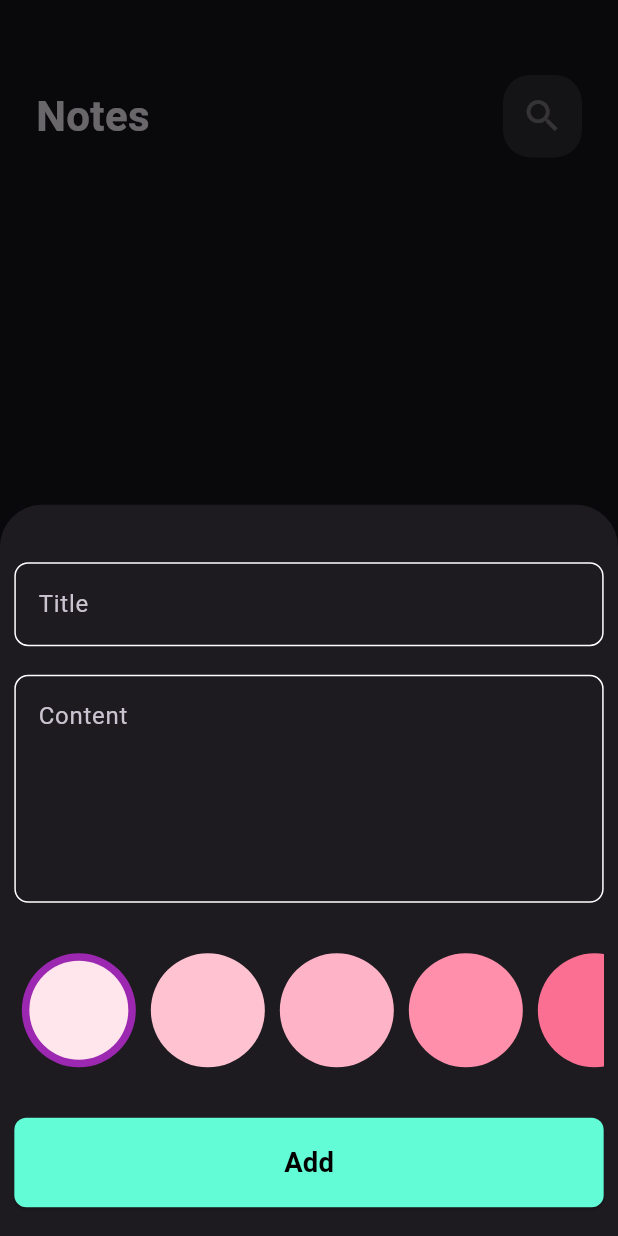
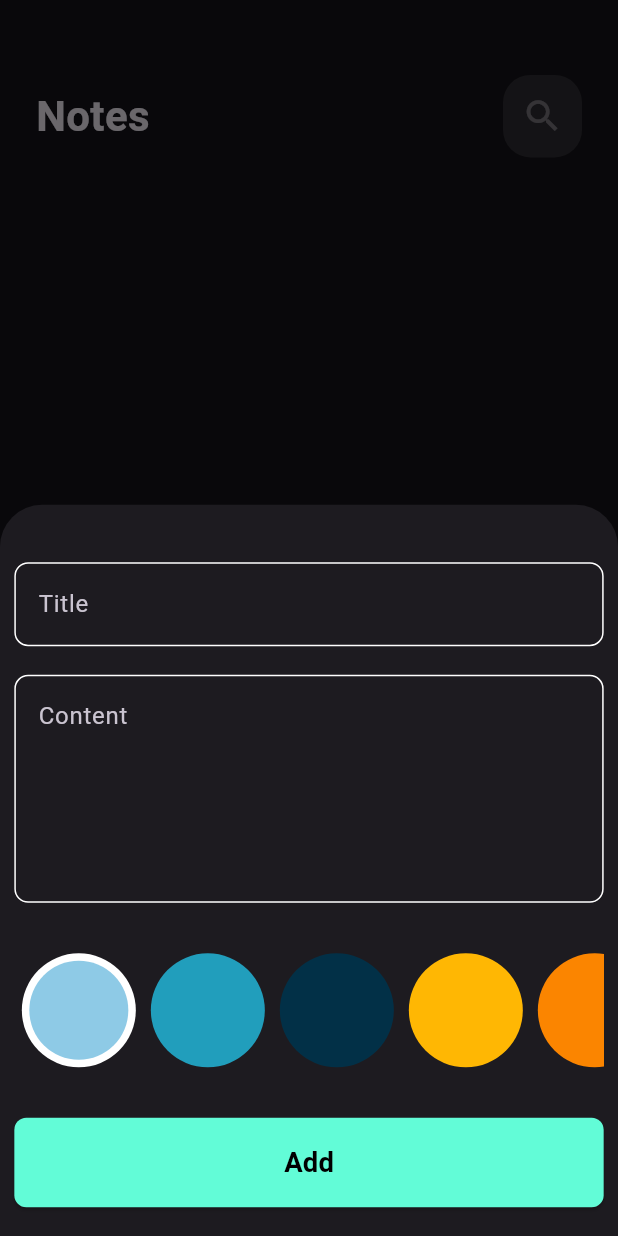
Before and after one commit to mariamattef/Notes-app, a Flutter app: the screen it shows after launch, after a tap on the "add" icon, on a phone screen of 412 x 824 dp. Run offline on Flutter 3.47's test engine with Material 3 defaults, Android fonts, the phone set to English and light mode, and no system bars; drawn by our look-alikes of modal_progress_hud_nsn; our stand-ins replace bloc, flutter_bloc, flutter_screenutil, hive, hive_flutter; accounts and stored records are empty; Roboto replaces fonts that are missing (Mochiy Pop One).

Commit message:
note app done

```diff
--- a/lib/cubits/add_notes_cubit/cubit/add_notes_cubit.dart
+++ b/lib/cubits/add_notes_cubit/cubit/add_notes_cubit.dart
@@ -10,7 +10,9 @@ part 'add_notes_state.dart';
 
 class AddNotesCubit extends Cubit<AddNotesState> {
   AddNotesCubit() : super(AddNotesInitial());
+  Color color = const Color(0xffffe5ec);
   addNotes(NoteModel note) async {
+    note.color = color.value;
     emit(AddNoteLoading());
     try {
       var notesBox = Hive.box<NoteModel>(kNotes);
--- a/lib/helper/constants.dart
+++ b/lib/helper/constants.dart
@@ -1,2 +1,13 @@
+
+import 'dart:ui';
 
 const String kNotes= 'notes';
+List<Color> kColors =const [
+    Color(0xff8ecae6),
+    Color(0xff219ebc),
+    Color(0xff023047),
+    Color(0xffffb703),
+    Color(0xfffb8500),
+    Color(0xfff07167),
+
+  ];
--- a/lib/widgets/color_list_view.dart
+++ b/lib/widgets/color_list_view.dart
@@ -1,5 +1,9 @@
 import 'package:flutter/material.dart';
+import 'package:flutter_bloc/flutter_bloc.dart';
 import 'package:flutter_screenutil/flutter_screenutil.dart';
+import 'package:notesapp/cubits/add_notes_cubit/cubit/add_notes_cubit.dart';
+
+import '../helper/constants.dart';
 
 class ColorItem extends StatelessWidget {
   const ColorItem({super.key, required this.isActive, required this.color});
@@ -9,7 +13,7 @@ class ColorItem extends StatelessWidget {
   Widget build(BuildContext context) {
     return isActive
         ? CircleAvatar(
-            backgroundColor: Colors.purple,
+            backgroundColor: Colors.white,
             radius: 38,
             child: CircleAvatar(
               radius: 33,
@@ -32,19 +36,13 @@ class ColorsListView extends StatefulWidget {
 
 class _ColorsListViewState extends State<ColorsListView> {
   int currentIndex = 0;
-  List<Color> colors =const [
-    Color(0xffffe5ec),
-    Color(0xffffc2d1),
-    Color(0xffffb3c6),
-    Color(0xffff8fab),
-    Color(0xfffb6f92),
-  ];
+
   @override
   Widget build(BuildContext context) {
     return SizedBox(
       height: 40 * 2.h,
       child: ListView.builder(
-        itemCount: colors.length,
+        itemCount: kColors.length,
         scrollDirection: Axis.horizontal,
         itemBuilder: (BuildContext context, int index) {
           return Padding(
@@ -52,15 +50,17 @@ class _ColorsListViewState extends State<ColorsListView> {
             child: GestureDetector(
                 onTap: () {
                   currentIndex = index;
+                  BlocProvider.of<AddNotesCubit>(context).color=kColors[index];
                   setState(() {});
                 },
                 child: ColorItem(
                   isActive: currentIndex == index,
-                  color: colors[index],
+                  color: kColors[index],
                 )),
           );
         },
       ),
     );
+
   }
 }
```
Also changed, not shown: lib/views/edit_notes_color_list.dart (added, +49 -0 lines), lib/views/edit_notes_view.dart (+13 -0 lines).
